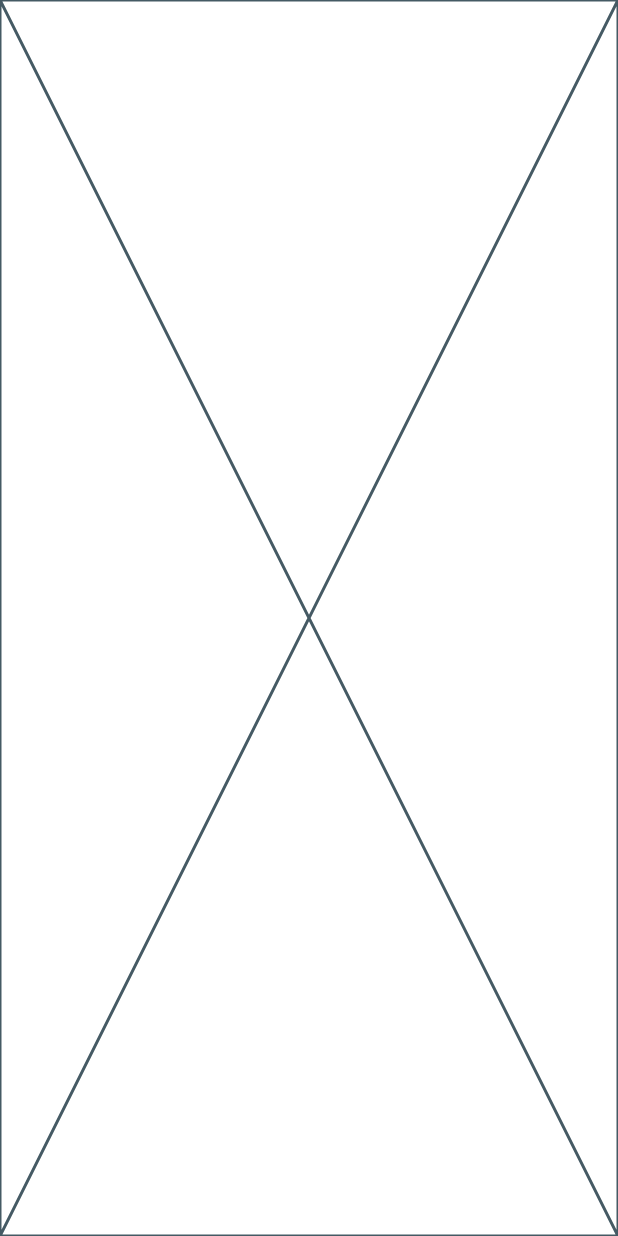
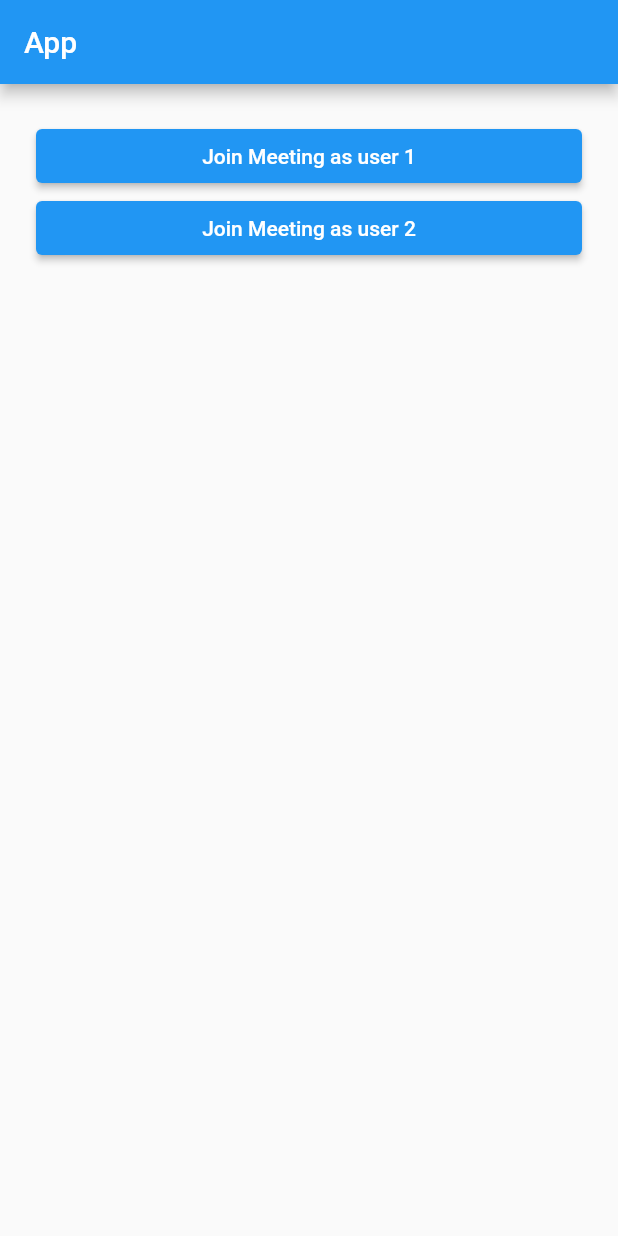
Before and after one commit to cs-onah/video_call_demo, a Flutter app: the screen it shows after launch, on a phone screen of 412 x 824 dp. Run offline on Flutter 3.47's test engine with Material 2 defaults, Android fonts, the phone set to English and light mode, and no system bars; missing offline and left inert: jitsi_meet_wrapper.

Commit message:
multiple user join

```diff
--- a/lib/main.dart
+++ b/lib/main.dart
@@ -1,4 +1,5 @@
 import 'package:flutter/material.dart';
+import 'package:jitsi_meet_wrapper/jitsi_meet_wrapper.dart';
 
 void main() {
   runApp(const MyApp());
@@ -12,9 +13,7 @@ class MyApp extends StatelessWidget {
   Widget build(BuildContext context) {
     return MaterialApp(
       title: 'Flutter Demo',
-      theme: ThemeData(
-        primarySwatch: Colors.blue
-      ),
+      theme: ThemeData(primarySwatch: Colors.blue),
       home: const NewScreen(),
     );
   }
@@ -25,6 +24,31 @@ class NewScreen extends StatelessWidget {
 
   @override
   Widget build(BuildContext context) {
-    return const Placeholder();
+    return Scaffold(
+      appBar: AppBar(title: const Text("App")),
+      body: ListView(
+        padding: const EdgeInsets.all(24),
+        children: [
+          ElevatedButton(
+            onPressed: ()=> setupCall(email: "csonah@gmail.com", avatar: "https://images.unsplash.com/photo-1616790876844-97c0c6057364?ixlib=rb-4.0.3&ixid=MnwxMjA3fDB8MHxzZWFyY2h8Mnx8cG9ydHJhaXQlMjBnaXJsfGVufDB8fDB8fA%3D%3D&w=1000&q=80"),
+            child: const Text("Join Meeting as user 1"),
+          ),
+          ElevatedButton(
+            onPressed: ()=> setupCall(email: "cynthia@gmail.com", avatar: "https://burst.shopifycdn.com/photos/model-in-gold-fashion.jpg?width=1200&format=pjpg&exif=1&iptc=1"),
+            child: const Text("Join Meeting as user 2"),
+          ),
+        ],
+      ),
+    );
+  }
+
+  void setupCall({required String email, required String avatar}) async {
+    var options = JitsiMeetingOptions(
+      roomNameOrUrl: 'xyz-abc',
+      userEmail: email,
+      subject: "Random call",
+      userAvatarUrl: avatar
+    );
+    await JitsiMeetWrapper.joinMeeting(options: options);
   }
 }
```
